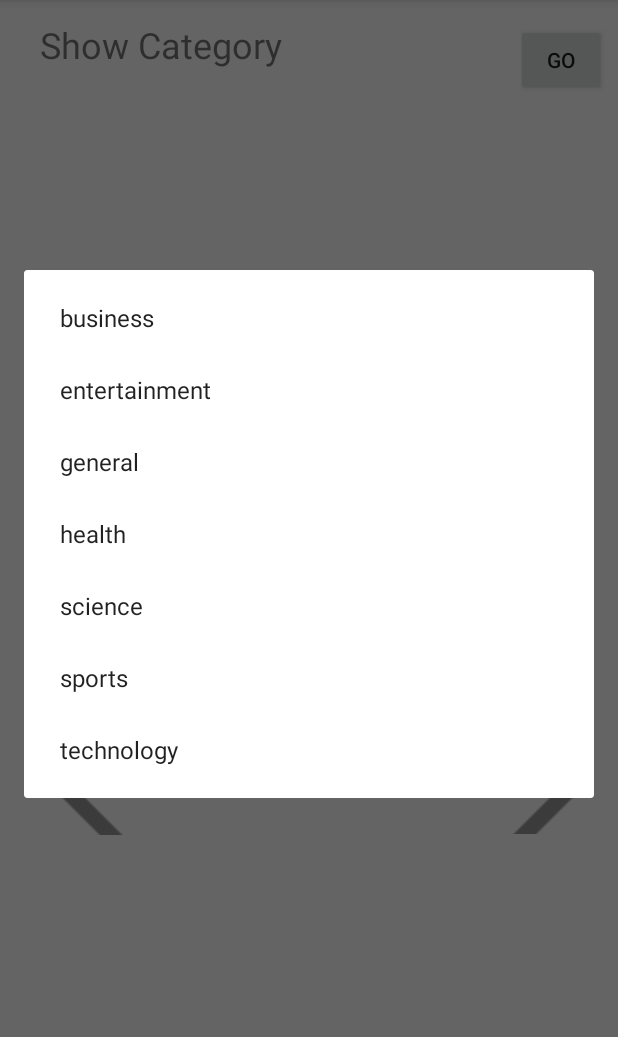
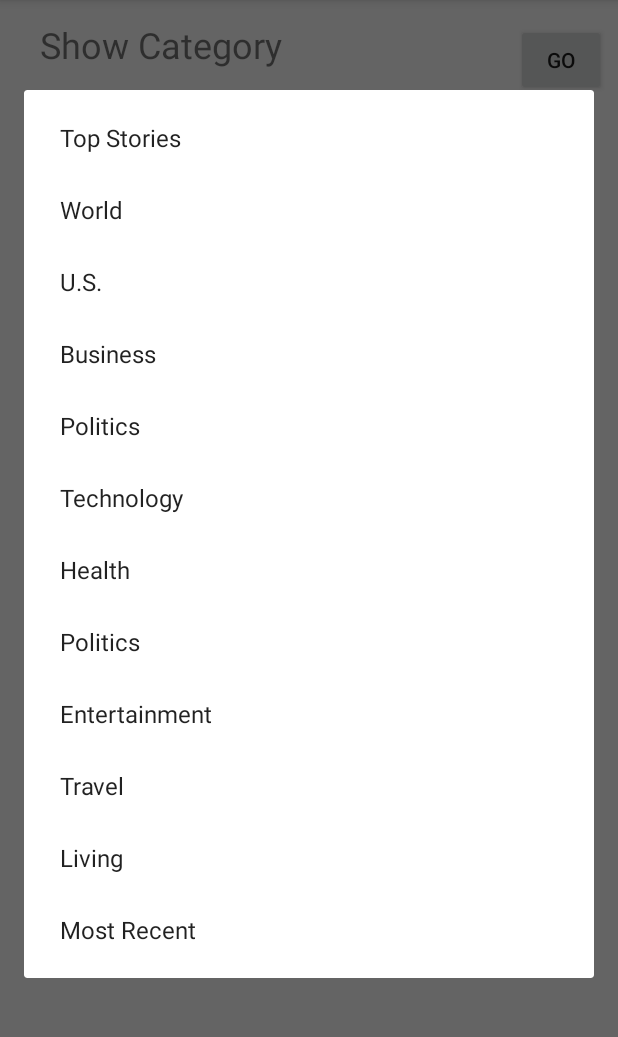
Before and after one commit to akelkar3/trialRepo, an Android app: the screen it shows after launch (MainActivity), after a tap on "GO", on a phone screen of 412 x 824 dp, the part 84-1121 px from its top. Run offline under Robolectric (Android 15) with nearby library versions, the phone set to English and light mode, and no system bars; our stand-ins replace Picasso; pictures from the network do not load.

Commit message:
some changes this version is NOT WORKING

```diff
--- a/app/src/main/java/com/example/akelkar3/myapplication/MainActivity.java
+++ b/app/src/main/java/com/example/akelkar3/myapplication/MainActivity.java
@@ -18,6 +18,7 @@ import com.squareup.picasso.Picasso;
 
 import java.util.ArrayList;
 import java.util.HashMap;
+import java.util.Hashtable;
 
 public class MainActivity extends AppCompatActivity implements getData.IData  {
     String TAG="test";
@@ -31,12 +32,26 @@ public class MainActivity extends AppCompatActivity implements getData.IData  {
     TextView date;
     String apiKey="f3e97abda19c49eabbfe788bba799421";
     ArrayList<NewsItem> newsItems =null;
+    final    String[] cat= {"Top Stories","World", "U.S.", "Business", "Politics", "Technology","Health", "Politics", "Entertainment","Travel", "Living","Most Recent"};
+final String[] urls = {"http://rss.cnn.com/rss/cnn_topstories.rss","http://rss.cnn.com/rss/cnn_world.rss","http://rss.cnn.com/rss/cnn_us.rss","http://rss.cnn.com/rss/money_latest.rss","http://rss.cnn.com/rss/cnn_allpolitics.rss","http://rss.cnn.com/rss/cnn_tech.rss","http://rss.cnn.com/rss/cnn_health.rss","http://rss.cnn.com/rss/cnn_showbiz.rss","http://rss.cnn.com/rss/cnn_travel.rss","http://rss.cnn.com/rss/cnn_living.rss","http://rss.cnn.com/rss/cnn_latest.rss"};
 
     int current;
     @Override
     protected void onCreate(Bundle savedInstanceState) {
         super.onCreate(savedInstanceState);
         setContentView(R.layout.activity_main);
+        Log.d(TAG, "starting");
+     /*   urls.put(cat[0],"http://rss.cnn.com/rss/cnn_topstories.rss");
+        urls.put(cat[1],"http://rss.cnn.com/rss/cnn_world.rss");
+        urls.put(cat[2],"http://rss.cnn.com/rss/cnn_us.rss");
+        urls.put(cat[3],"http://rss.cnn.com/rss/money_latest.rss");
+        urls.put(cat[4],"http://rss.cnn.com/rss/cnn_allpolitics.rss");
+        urls.put(cat[5],"http://rss.cnn.com/rss/cnn_tech.rss");
+        urls.put(cat[6],"http://rss.cnn.com/rss/cnn_health.rss");
+        urls.put(cat[7],"http://rss.cnn.com/rss/cnn_showbiz.rss");
+        urls.put(cat[8],"http://rss.cnn.com/rss/cnn_travel.rss");
+        urls.put(cat[8],"http://rss.cnn.com/rss/cnn_living.rss");
+        urls.put(cat[9],"http://rss.cnn.com/rss/cnn_latest.rss");*/
 
         next = (ImageButton)findViewById(R.id.btnnext);
         prev = (ImageButton)findViewById(R.id.btnprev);
@@ -46,13 +61,14 @@ public class MainActivity extends AppCompatActivity implements getData.IData  {
         next.setAlpha(0.4f);
         prev.setAlpha(0.4f);
 
+
         findViewById(R.id.btnGo).setOnClickListener(new View.OnClickListener() {
             @Override
             public void onClick(View v) {
                 Log.d(TAG, "onClick");
                 // new GetSimpleAsync().execute("http://dev.theappsdr.com/apis/photos/keywords.php");
                 final AlertDialog.Builder builder = new AlertDialog.Builder(MainActivity.this);
-                final    String[] cat= {"business","entertainment", "general", "health", "science", "sports","technology"};
+
                 builder.setItems(cat, new DialogInterface.OnClickListener() {
                     @Override
                     public void onClick(DialogInterface dialogInterface, int i) {
@@ -60,7 +76,7 @@ public class MainActivity extends AppCompatActivity implements getData.IData  {
                         dialog.cancel();
                         keyword.setText(cat[i]);
                         //   Log.d(TAG, generatedKeywords[i]);
-                        String url="https://newsapi.org/v2/top-headlines";
+                        String url=urls[i];
 
 
                         new getData(MainActivity.this,MainActivity.this).execute( url);
```
Also changed, not shown: app/src/main/java/com/example/akelkar3/myapplication/getData.java (+83 -22 lines).
